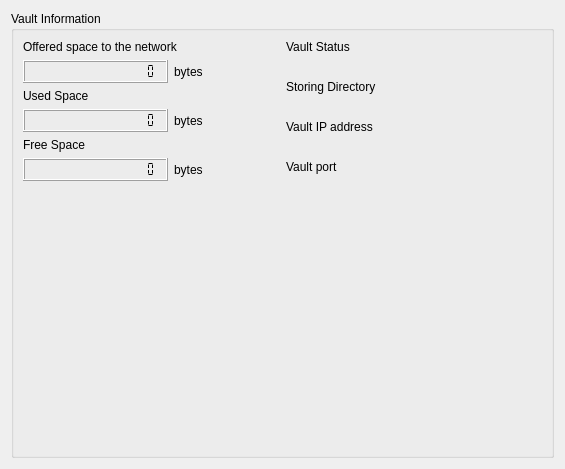
Above: src/qt/ui/user_vault_info.ui from maidsafe-archive/MaidSafe-Encrypt before the change. Below: the same form after it.
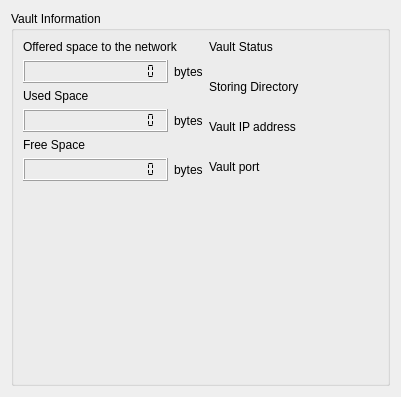
That is the form after the change.

```diff
--- a/src/qt/ui/user_vault_info.ui
+++ b/src/qt/ui/user_vault_info.ui
@@ -6,8 +6,8 @@
    <rect>
     <x>0</x>
     <y>0</y>
-    <width>565</width>
-    <height>469</height>
+    <width>401</width>
+    <height>397</height>
    </rect>
   </property>
   <property name="windowTitle">
@@ -41,6 +41,9 @@
             <property name="text">
              <string>Offered space to the network</string>
             </property>
+            <property name="wordWrap">
+             <bool>true</bool>
+            </property>
            </widget>
           </item>
           <item>
```
Left out of the diff: 27 changed lines with no effect on the pictures.
